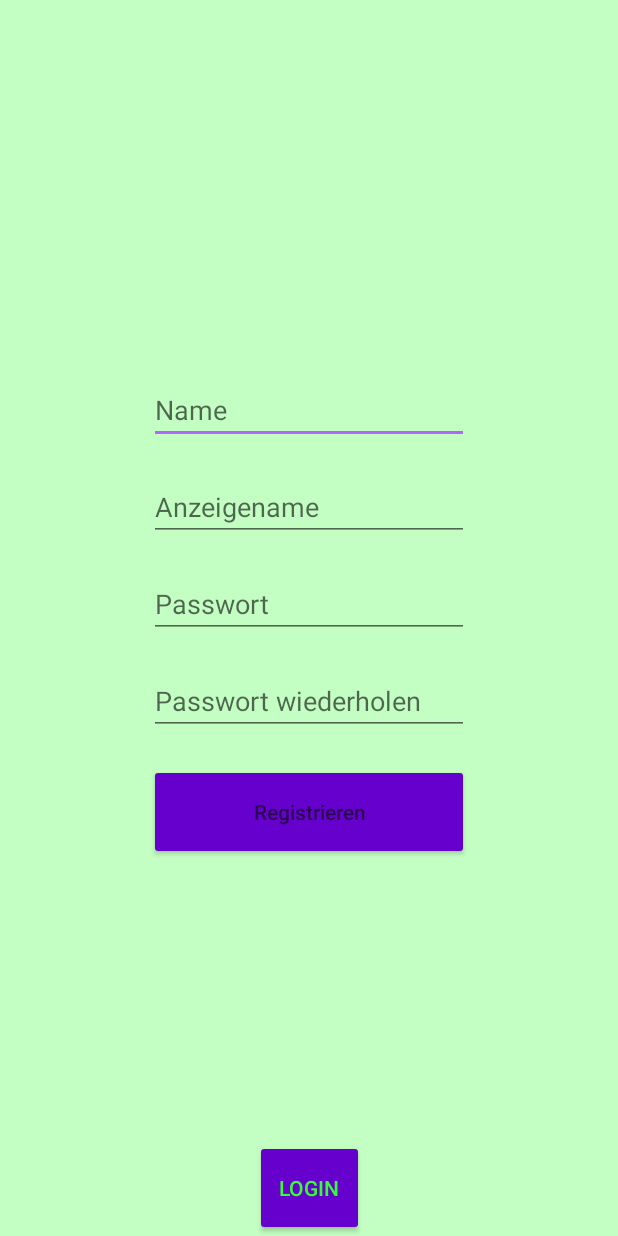
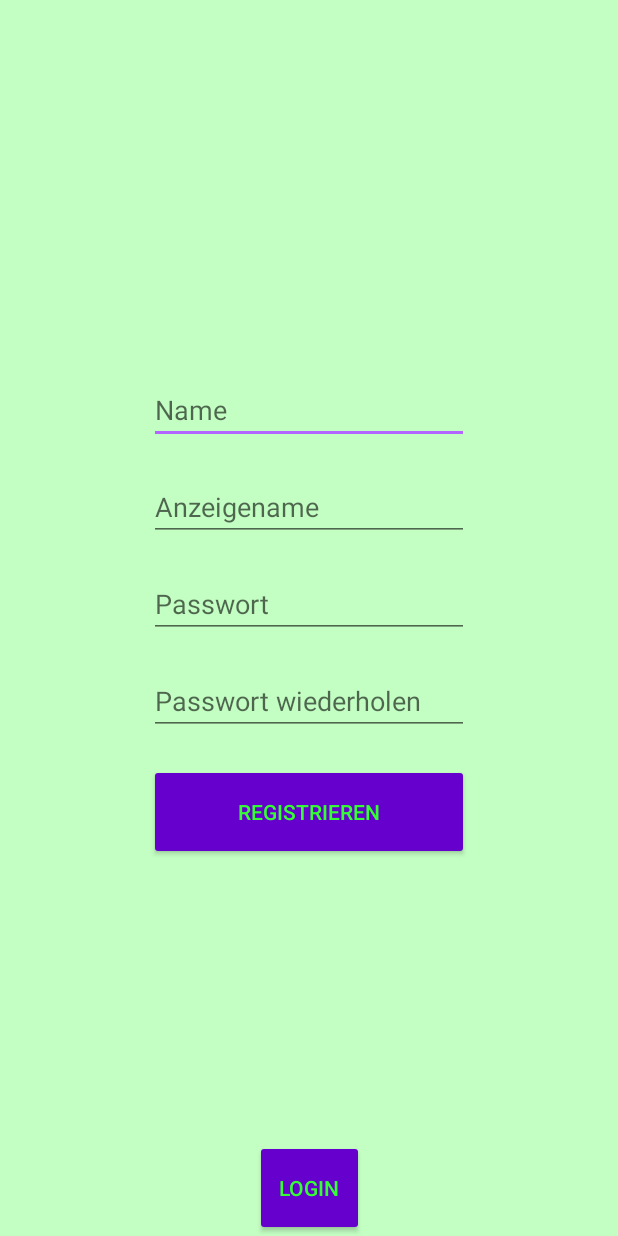
Before and after one commit to elen-niedermeyer/QuizArena, an Android app: the RegisterActivity screen opened directly, with no data from a screen before it, on a phone screen of 412 x 824 dp. Run offline under Robolectric (Android 15) with nearby library versions, the phone set to English and light mode, and no system bars; libraries missing offline, so code that uses them is left out: org.jetbrains.anko.

Commit message:
fix the text on the register button

```diff
--- a/app/src/main/res/layout/activity_register.xml
+++ b/app/src/main/res/layout/activity_register.xml
@@ -98,7 +98,7 @@
         android:id="@+id/activity_register_button_confirm"
         android:layout_width="0dp"
         android:layout_height="wrap_content"
-        android:hint="@string/register"
+        android:text="@string/register"
         app:layout_constraintBottom_toBottomOf="parent"
         app:layout_constraintEnd_toEndOf="@+id/activity_register_error_password2"
         app:layout_constraintStart_toStartOf="@+id/activity_register_error_password2"
```
